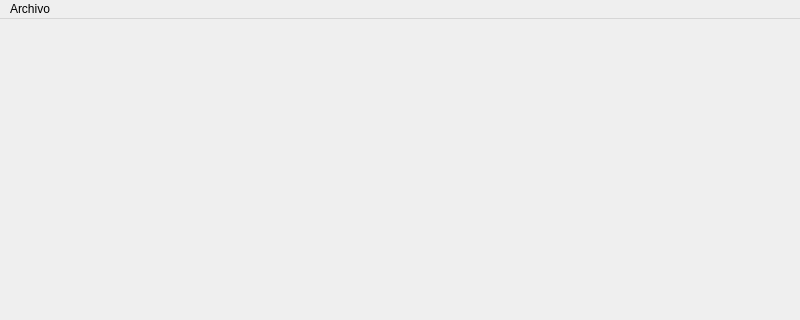
Old version of the form serp/gui/mainwindow.ui in the repository cabaag/serp; both pictures show x 0 to 800 and y 0 to 320 of the 800 by 600 pixel window.
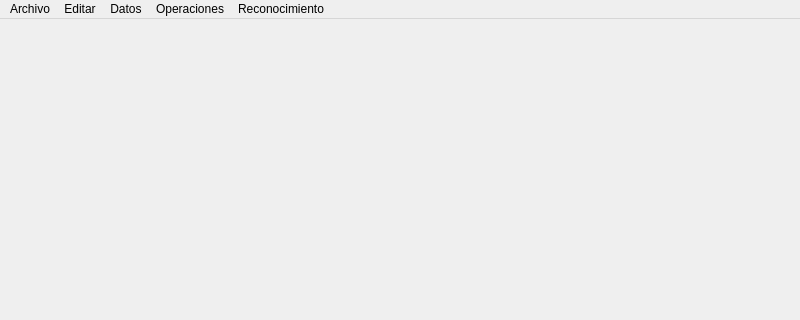
New version of the form. Icons and pictures are not drawn.

Patch:
```diff
--- a/serp/gui/mainwindow.ui
+++ b/serp/gui/mainwindow.ui
@@ -38,9 +38,34 @@
     <addaction name="separator"/>
     <addaction name="actionCerrar"/>
     <addaction name="separator"/>
-    <addaction name="actionSalir"/>
+    <addaction name="actionQuit"/>
+   </widget>
+   <widget class="QMenu" name="menuEdit">
+    <property name="title">
+     <string>Editar</string>
+    </property>
+    <addaction name="actionPreferences"/>
+   </widget>
+   <widget class="QMenu" name="menuDatos">
+    <property name="title">
+     <string>Datos</string>
+    </property>
+   </widget>
+   <widget class="QMenu" name="menuOperaciones">
+    <property name="title">
+     <string>Operaciones</string>
+    </property>
+   </widget>
+   <widget class="QMenu" name="menuReconocimiento">
+    <property name="title">
+     <string>Reconocimiento</string>
+    </property>
    </widget>
    <addaction name="menuFile"/>
+   <addaction name="menuEdit"/>
+   <addaction name="menuDatos"/>
+   <addaction name="menuOperaciones"/>
+   <addaction name="menuReconocimiento"/>
   </widget>
   <widget class="QStatusBar" name="statusbar"/>
   <action name="actionNuevo">
```
Left out of the diff: 77 changed lines with no effect on the pictures.
